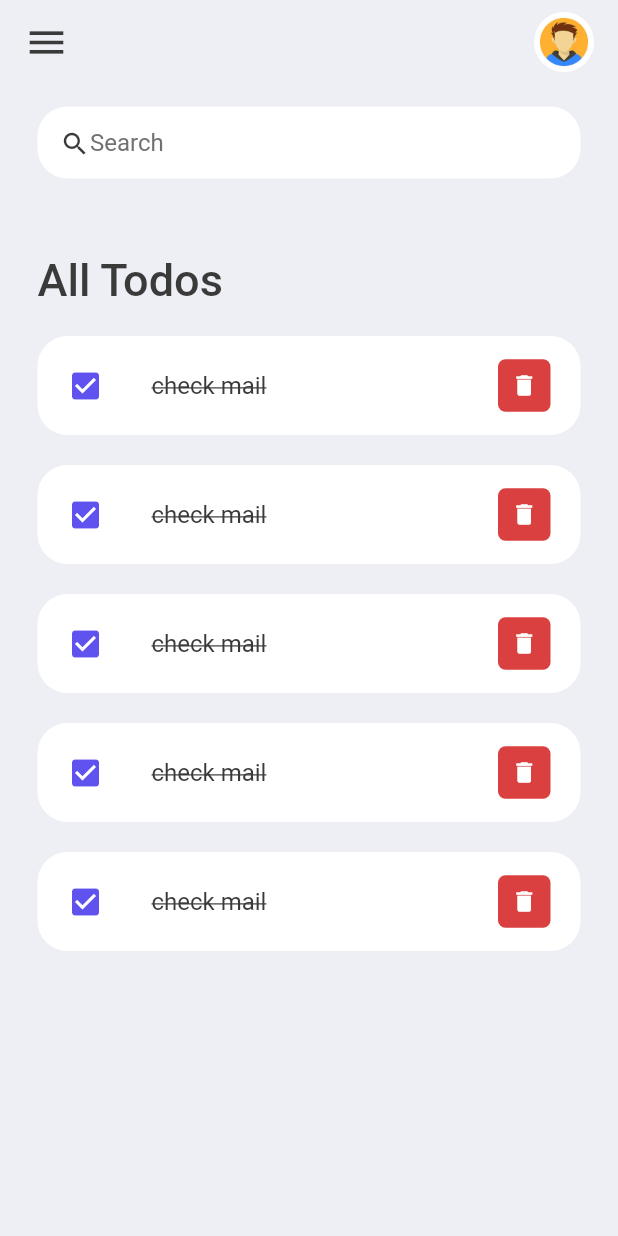
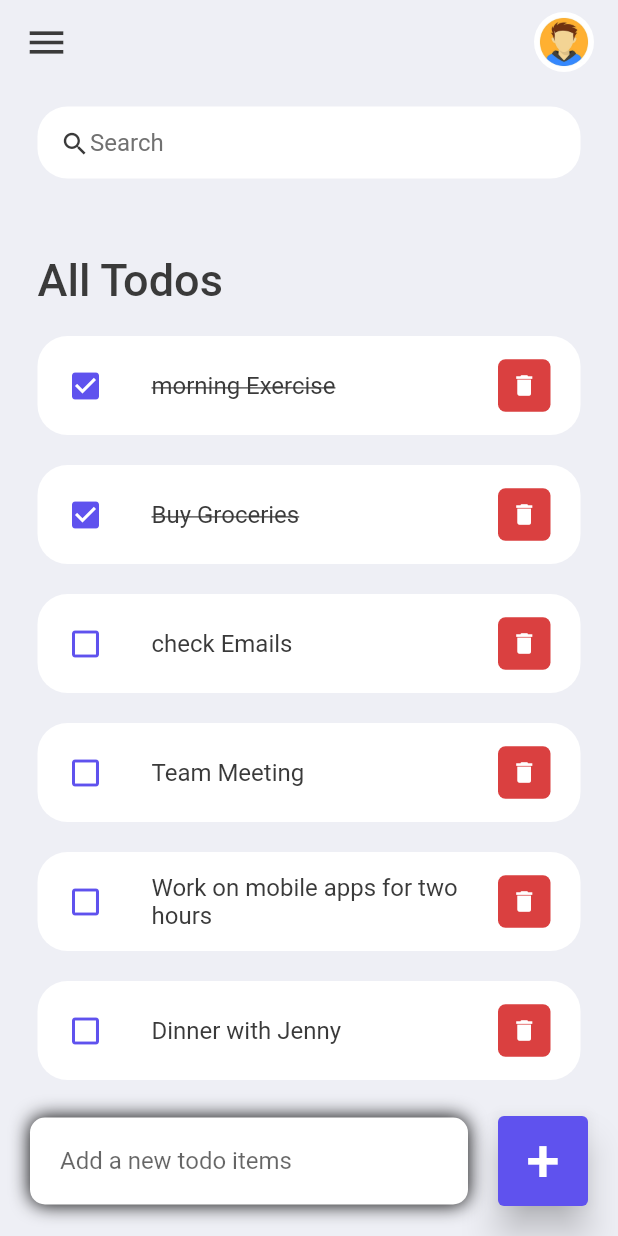
Before and after one commit to SankalpGithub/todoapp, a Flutter app: the screen it shows after launch, on a phone screen of 412 x 824 dp. Run offline on Flutter 3.47's test engine with Material 2 defaults, Android fonts, the phone set to English and light mode, and no system bars.

Commit message:
project complete

```diff
--- a/lib/home.dart
+++ b/lib/home.dart
@@ -1,16 +1,34 @@
+import 'package:chat_app/model/todo.dart';
 import 'package:flutter/material.dart';
 import 'colors.dart';
 import 'package:chat_app/widgets/todo_items.dart';
 
-class my_home extends StatelessWidget {
-  const my_home({Key? key}):super(key: key);
+class Home extends StatefulWidget {
+    Home({Key? key}):super(key: key);
+
+  @override
+  State<Home> createState() => _HomeState();
+}
+class _HomeState extends State<Home> {
+  final todolist = ToDo.todolist();
+  List<ToDo> foundtodo = [];
+  final todocontroller = TextEditingController();
+
+
+  @override
+  void initState() {
+    foundtodo = todolist;
+    super.initState();
+  }
 
   @override
   Widget build(BuildContext context) {
     return Scaffold(
       backgroundColor: my_bg,
       appBar: buildAppBar(),
-      body:Container(
+      body:Stack(
+        children: [
+          Container(
             padding: EdgeInsets.symmetric(horizontal: 25,vertical: 15),
             child: Column(
               children: [
@@ -18,7 +36,6 @@ class my_home extends StatelessWidget {
                 Expanded(
                   child: ListView(
                     children: [
-
                       Container(
                         margin: EdgeInsets.only(
                           top: 50,
@@ -32,18 +49,99 @@ class my_home extends StatelessWidget {
                             fontWeight: FontWeight.w500,
                           ),),
                       ),
-                  todoitem(),
-                  todoitem(),
-                  todoitem(),
-                  todoitem(),
-                  todoitem(),
+                      for(ToDo todo in foundtodo)
+                        todoitem(
+                          todo: todo,
+                        onTodochange: handleTodoChange,
+                        onDeleteItem: deleteToDoItems,),
                     ],
                   ),
                 )
               ],
             ),
+          ),
+          Align(
+            alignment: Alignment.bottomCenter,
+            child: Row(
+              children: [
+                Expanded(child: Container(
+                  margin: EdgeInsets.only(
+                    bottom: 20,
+                    right: 20,
+                    left: 20
+                  ),
+                  padding: EdgeInsets.symmetric(horizontal: 20,vertical: 5),
+                  decoration: BoxDecoration(
+                    color: Colors.white,
+                    boxShadow:const [BoxShadow(
+                      offset: Offset(0.0,0.0),
+                      blurRadius:10.0,
+                      spreadRadius:0.0,)],
+                    borderRadius: BorderRadius.circular(10),
+                  ),
+                  child: TextField(
+                    controller: todocontroller,
+                    decoration: InputDecoration(
+                      hintText: 'Add a new todo items',
+                      border: InputBorder.none
+                    ),
+                  ),
+                )),
+                Container(
+                  margin: EdgeInsets.only(
+                    bottom: 20,
+                    right: 20,
+                  ),
+                  child: ElevatedButton(
+                    child: Text('+',style: TextStyle(fontSize: 40),),
+                    onPressed: (){
+                      addItems(todocontroller.text);
+                    },
+                    style: ElevatedButton.styleFrom(
+                      backgroundColor: my_blue,
+                      minimumSize: Size(60, 60),
+                      elevation: 10,
+                    ),
+                  ),
+                )
+              ],
+            ),
+          )
+        ],
       )
     );
+  }
+  void runFilter(String keywords){
+    List<ToDo> result = [];
+    if (keywords.isEmpty){
+      result = todolist;
+    }else{
+      result = todolist.where((item) => item.todotext!
+        .toLowerCase().contains(keywords.toLowerCase()))
+    .toList();
+    }
+    setState(() {
+      foundtodo = result;
+    });
+  }
+
+  void addItems(String todo){
+    setState(() {
+    todolist.add(ToDo(id: DateTime.now().millisecondsSinceEpoch.toString(), todotext: todo));
+    });
+    todocontroller.clear();
+  }
+
+void deleteToDoItems(String id){
+    setState(() {
+      todolist.removeWhere((item) => item.id == id);
+    });
+}
+
+  void handleTodoChange(ToDo todo){
+    setState(() {
+    todo.isDone = !todo.isDone;
+    });
   }
 
   Container searchbox() {
@@ -54,6 +152,7 @@ class my_home extends StatelessWidget {
               borderRadius: BorderRadius.circular(20)
             ),
             child: TextField(
+              onChanged: (value) => runFilter(value),
               decoration: InputDecoration(
                 contentPadding: EdgeInsets.all(0),
                 prefixIcon: Icon(Icons.search,
--- a/lib/main.dart
+++ b/lib/main.dart
@@ -15,7 +15,7 @@ class MyApp extends StatelessWidget {
     return MaterialApp(
       debugShowCheckedModeBanner: false,
       title: 'ToDo App',
-      home: my_home(),
+      home: Home(),
     );
   }
 }
--- a/lib/model/todo.dart
+++ b/lib/model/todo.dart
@@ -0,0 +1,20 @@
+class ToDo{
+  String? id;
+  String? todotext;
+  bool isDone;
+
+  ToDo({required this.id,
+      required this.todotext,
+      this.isDone = false});
+
+  static List<ToDo> todolist(){
+    return [
+      ToDo(id: '0', todotext: 'morning Exercise', isDone: true),
+      ToDo(id: '1', todotext: 'Buy Groceries', isDone: true),
+      ToDo(id: '2', todotext: 'check Emails'),
+      ToDo(id: '3', todotext: 'Team Meeting'),
+      ToDo(id: '4', todotext: 'Work on mobile apps for two hours'),
+      ToDo(id: '5', todotext: 'Dinner with Jenny'),
+    ];
+  }
+}
--- a/lib/widgets/todo_items.dart
+++ b/lib/widgets/todo_items.dart
@@ -1,26 +1,32 @@
 import 'package:chat_app/colors.dart';
 import 'package:flutter/material.dart';
+import '../model/todo.dart';
 class todoitem extends StatelessWidget {
-  const todoitem({Key? key}) : super(key: key);
+  final ToDo todo;
+  final onTodochange;
+  final onDeleteItem;
+  const todoitem({Key? key,required this.todo,required this.onTodochange,required this.onDeleteItem}) : super(key: key);
 
   @override
   Widget build(BuildContext context) {
     return Container(
       margin: EdgeInsets.only(bottom: 20),
       child: ListTile(
-      onTap: (){},
+      onTap: (){
+        onTodochange(todo);
+      },
       shape: RoundedRectangleBorder(borderRadius: BorderRadius.circular(20)),
         contentPadding: EdgeInsets.symmetric(horizontal: 20,vertical: 5),
       tileColor: Colors.white,
-        leading: Icon(Icons.check_box,
+        leading: Icon(todo.isDone?Icons.check_box:Icons.check_box_outline_blank,
           color: my_blue,
         ),
           title:Text(
-              "check mail",
+              todo.todotext!,
           style: TextStyle(
             fontSize: 16,
             color: my_black,
-            decoration: TextDecoration.lineThrough,
+            decoration:todo.isDone? TextDecoration.lineThrough:null,
           ),),
           trailing: Container(
           height: 35,
@@ -34,7 +40,7 @@ class todoitem extends StatelessWidget {
               iconSize: 18,
               icon: Icon(Icons.delete),
               onPressed: (){
-                ScaffoldMessenger.of(context).showSnackBar(SnackBar(content:Text('clicked'),));
+                onDeleteItem(todo.id);
             },
             ),
       ),
```
Lines whose indentation alone changed are shown as unchanged.
